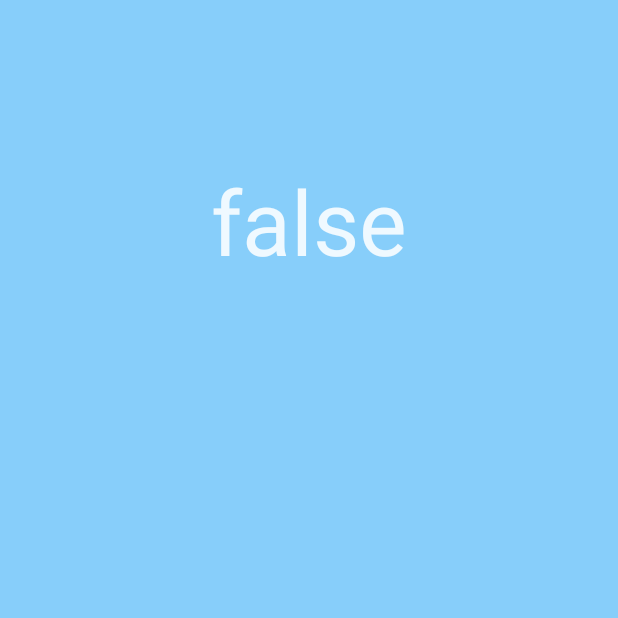
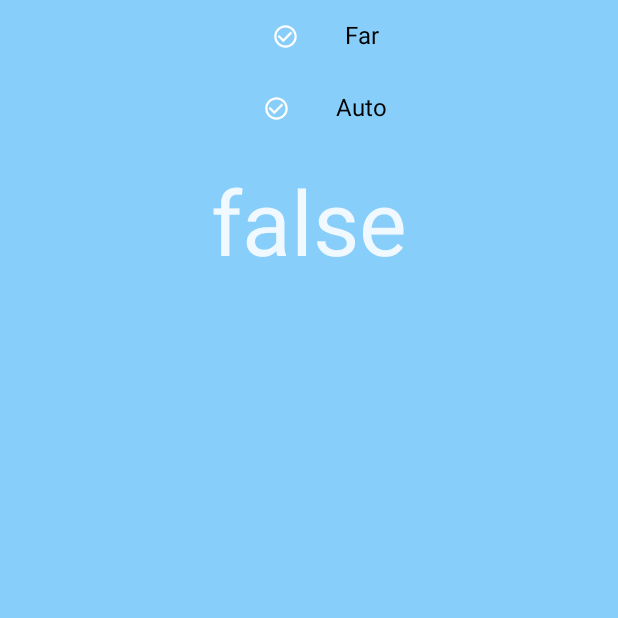
Before and after one commit to Tilindis/Weather, an Android app built with Jetpack Compose: the composable LocaleScreen shown on its own in the app's theme, on a phone screen of 412 x 824 dp, the top half of it. Run offline under Robolectric (Android 15) with nearby library versions, the phone set to English and light mode, and no system bars; our stand-ins replace Dagger/Hilt's generated code, livedata-compose.

Commit message:
Add settings to locale  menu

```diff
--- a/app/src/main/java/com/tilindis/weather/screen/locale/LocaleContent.kt
+++ b/app/src/main/java/com/tilindis/weather/screen/locale/LocaleContent.kt
@@ -1,17 +1,25 @@
 package com.tilindis.weather.screen.locale
 
-import androidx.compose.foundation.layout.Box
-import androidx.compose.foundation.layout.fillMaxWidth
-import androidx.compose.foundation.layout.height
+import androidx.compose.foundation.layout.*
+import androidx.compose.material.Icon
+import androidx.compose.material.IconButton
+import androidx.compose.material.MaterialTheme
 import androidx.compose.material.Text
 import androidx.compose.runtime.Composable
 import androidx.compose.ui.Alignment
 import androidx.compose.ui.Modifier
+import androidx.compose.ui.graphics.Color
+import androidx.compose.ui.res.painterResource
 import androidx.compose.ui.unit.dp
 import androidx.compose.ui.unit.sp
+import com.tilindis.weather.R
 
 @Composable
-fun LocaleContent(state: LocaleState) {
+fun LocaleContent(
+    state: LocaleState,
+    onAutoClick: (Boolean) -> Unit,
+    onUnitClick: (Boolean) -> Unit
+) {
     Box(
         modifier = Modifier
             .fillMaxWidth()
@@ -19,8 +27,55 @@ fun LocaleContent(state: LocaleState) {
         contentAlignment = Alignment.Center
     ) {
         Text(
-            text = state.autoUpdate.toString(),
+            text = state.isAutoUpdateOn.toString(),
             fontSize = 60.sp
         )
     }
+
+    Column(
+        modifier = Modifier
+            .fillMaxWidth()
+            .height(300.dp),
+        horizontalAlignment = Alignment.CenterHorizontally
+    ) {
+        ValueEnableSection(
+            isValueOn = state.isFahrenheitOn,
+            valueText = "Far",
+            onValueButtonClick = onUnitClick
+        )
+        ValueEnableSection(
+            isValueOn = state.isAutoUpdateOn,
+            valueText = "Auto",
+            onValueButtonClick = onAutoClick
+        )
+    }
 }
+
+@Composable
+private fun ValueEnableSection(
+    isValueOn: Boolean,
+    valueText: String,
+    onValueButtonClick: (Boolean) -> Unit
+) {
+    val iconResId =
+        if (isValueOn) R.drawable.check_circle else R.drawable.check_circle_outline
+
+    Row(
+        modifier = Modifier.padding(start = 22.dp),
+        verticalAlignment = Alignment.CenterVertically
+    ) {
+        IconButton(onClick = { onValueButtonClick.invoke(!isValueOn) }) {
+            Icon(
+                modifier = Modifier.size(18.dp),
+                painter = painterResource(id = iconResId),
+                contentDescription = null,
+                tint = MaterialTheme.colors.surface,
+            )
+        }
+        Text(
+            modifier = Modifier.padding(horizontal = 16.dp),
+            text = valueText,
+            color = Color.Black
+        )
+    }
+}
--- a/app/src/main/java/com/tilindis/weather/screen/locale/LocaleScreen.kt
+++ b/app/src/main/java/com/tilindis/weather/screen/locale/LocaleScreen.kt
@@ -9,5 +9,9 @@ import androidx.hilt.navigation.compose.hiltViewModel
 fun LocaleScreen(localeViewModel: LocaleViewModel = hiltViewModel()) {
     val state: LocaleState by localeViewModel.state.observeAsState(LocaleState.empty())
 
-    LocaleContent(state)
+    LocaleContent(
+        state = state,
+        onUnitClick = localeViewModel::setFahrenheitOn,
+        onAutoClick = localeViewModel::setAutoUpdateOn
+    )
 }
--- a/app/src/main/java/com/tilindis/weather/screen/locale/LocaleState.kt
+++ b/app/src/main/java/com/tilindis/weather/screen/locale/LocaleState.kt
@@ -1,10 +1,11 @@
 package com.tilindis.weather.screen.locale
 
 data class LocaleState(
-    val autoUpdate: Boolean
-){
+    val isAutoUpdateOn: Boolean,
+    val isFahrenheitOn: Boolean
+) {
     companion object {
-        private val EMPTY = LocaleState(autoUpdate = false)
+        private val EMPTY = LocaleState(isAutoUpdateOn = false, isFahrenheitOn = false)
 
         fun empty() = EMPTY
     }
--- a/app/src/main/java/com/tilindis/weather/screen/locale/LocaleViewModel.kt
+++ b/app/src/main/java/com/tilindis/weather/screen/locale/LocaleViewModel.kt
@@ -3,21 +3,51 @@ package com.tilindis.weather.screen.locale
 import androidx.lifecycle.LiveData
 import androidx.lifecycle.MutableLiveData
 import androidx.lifecycle.ViewModel
+import androidx.lifecycle.viewModelScope
+import com.tilindis.weather.utils.datastore.DataStore
 import dagger.hilt.android.lifecycle.HiltViewModel
+import kotlinx.coroutines.launch
 import javax.inject.Inject
 
 @HiltViewModel
 class LocaleViewModel @Inject constructor(
-
-): ViewModel() {
+    private val dataStore: DataStore
+) : ViewModel() {
     private val _state: MutableLiveData<LocaleState> = MutableLiveData(LocaleState.empty())
     val state: LiveData<LocaleState> = _state
 
-    private fun updateState(update: LocaleState.() -> LocaleState){
+    init {
+        viewModelScope.launch {
+            getSettings()
+        }
+    }
+
+    fun setAutoUpdateOn(newValue: Boolean) {
+        updateState { copy(isAutoUpdateOn = newValue) }
+        viewModelScope.launch {
+            dataStore.setAutoUpdateValue(newValue)
+        }
+    }
+
+    fun setFahrenheitOn(newValue: Boolean) {
+        updateState { copy(isFahrenheitOn = newValue) }
+        viewModelScope.launch {
+            dataStore.setFahrenheitOn(newValue)
+        }
+    }
+
+    private suspend fun getSettings() {
+        dataStore.getSettings.collect {
+            updateState {
+                copy(
+                    isAutoUpdateOn = it.autoUpdate,
+                    isFahrenheitOn = it.unit
+                )
+            }
+        }
+    }
+
+    private fun updateState(update: LocaleState.() -> LocaleState) {
         _state.value = state.value!!.update()
     }
-
-    fun setAutoUpdate(newValue: Boolean){
-        updateState { copy(autoUpdate = newValue) }
-    }
 }
--- a/app/src/main/java/com/tilindis/weather/utils/datastore/DataStore.kt
+++ b/app/src/main/java/com/tilindis/weather/utils/datastore/DataStore.kt
@@ -13,9 +13,12 @@ import kotlinx.coroutines.flow.map
 import javax.inject.Inject
 
 class DataStore @Inject constructor(@ApplicationContext val context: Context) {
-    val getAutoUpdateValue: Flow<Boolean?> = context.dataStore.data
+    val getSettings: Flow<Settings> = context.dataStore.data
         .map { preferences ->
-            preferences[AUTO_UPDATE_KEY] ?: false
+            Settings(
+                preferences[AUTO_UPDATE_KEY] ?: false,
+                preferences[UNIT_KEY] ?: false
+            )
         }
 
     suspend fun setAutoUpdateValue(status: Boolean) {
@@ -24,12 +27,7 @@ class DataStore @Inject constructor(@ApplicationContext val context: Context) {
         }
     }
 
-    val getUnitValue: Flow<Boolean?> = context.dataStore.data
-        .map { preferences ->
-            preferences[UNIT_KEY] ?: false
-        }
-
-    suspend fun setUnitValue(status: Boolean) {
+    suspend fun setFahrenheitOn(status: Boolean) {
         context.dataStore.edit { preferences ->
             preferences[UNIT_KEY] = status
         }
@@ -40,4 +38,6 @@ class DataStore @Inject constructor(@ApplicationContext val context: Context) {
         val AUTO_UPDATE_KEY = booleanPreferencesKey("key.is_auto_update_on")
         val UNIT_KEY = booleanPreferencesKey("key.is_unit_fahrenheit_on")
     }
+
+    data class Settings(val autoUpdate: Boolean, val unit: Boolean)
 }
--- /dev/null
+++ b/app/src/main/res/drawable/check_circle.xml
@@ -0,0 +1,5 @@
+<vector android:height="24dp" android:tint="#000000"
+    android:viewportHeight="24" android:viewportWidth="24"
+    android:width="24dp" xmlns:android="http://schemas.android.com/apk/res/android">
+    <path android:fillColor="@android:color/white" android:pathData="M12,2C6.48,2 2,6.48 2,12s4.48,10 10,10 10,-4.48 10,-10S17.52,2 12,2zM10,17l-5,-5 1.41,-1.41L10,14.17l7.59,-7.59L19,8l-9,9z"/>
+</vector>
--- /dev/null
+++ b/app/src/main/res/drawable/check_circle_outline.xml
@@ -0,0 +1,5 @@
+<vector android:height="24dp" android:tint="#000000"
+    android:viewportHeight="24" android:viewportWidth="24"
+    android:width="24dp" xmlns:android="http://schemas.android.com/apk/res/android">
+    <path android:fillColor="@android:color/white" android:pathData="M16.59,7.58L10,14.17l-3.59,-3.58L5,12l5,5 8,-8zM12,2C6.48,2 2,6.48 2,12s4.48,10 10,10 10,-4.48 10,-10S17.52,2 12,2zM12,20c-4.42,0 -8,-3.58 -8,-8s3.58,-8 8,-8 8,3.58 8,8 -3.58,8 -8,8z"/>
+</vector>
```
